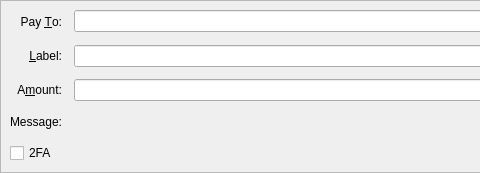
Old version of the form desktop/src/qt/forms/sendcoinsentry.ui in the repository blujay2013/eecs588-pjct; both pictures show x 0 to 480 and y 0 to 173 of the 729 by 173 pixel window.
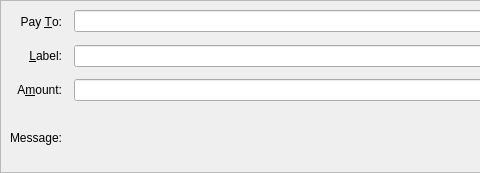
New version of the form. Icons and pictures are not drawn. Custom widgets are drawn as their Qt base class.

Commit message: Moved checkbox from entry to dialog on the Send GUI

The edit to the form file:
```diff
--- a/desktop/src/qt/forms/sendcoinsentry.ui
+++ b/desktop/src/qt/forms/sendcoinsentry.ui
@@ -161,13 +161,6 @@
       </property>
      </widget>
     </item>
-    <item row="4" column="0">
-     <widget class="QCheckBox" name="multifactorAuthCheckbox">
-      <property name="text">
-       <string>2FA</string>
-      </property>
-     </widget>
-    </item>
    </layout>
   </widget>
   <widget class="QFrame" name="SendCoins_InsecurePaymentRequest">
```
The commit also changes 1 other file.
